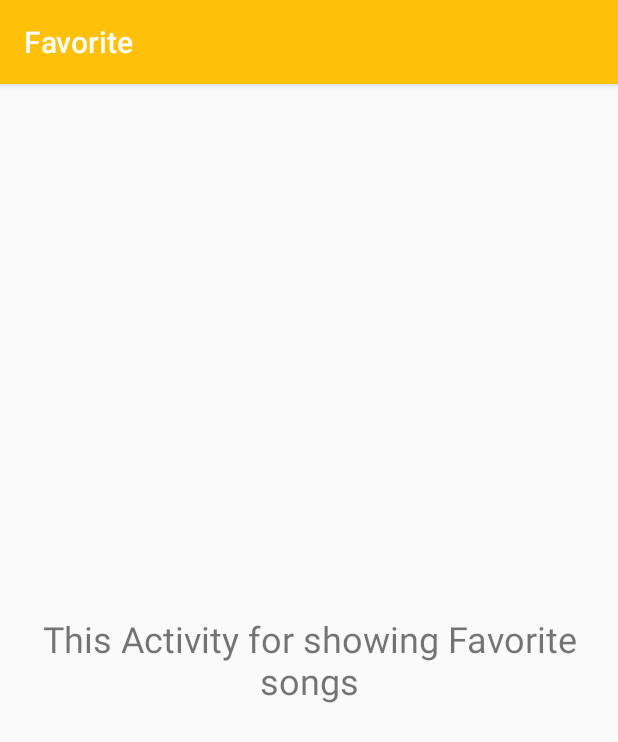
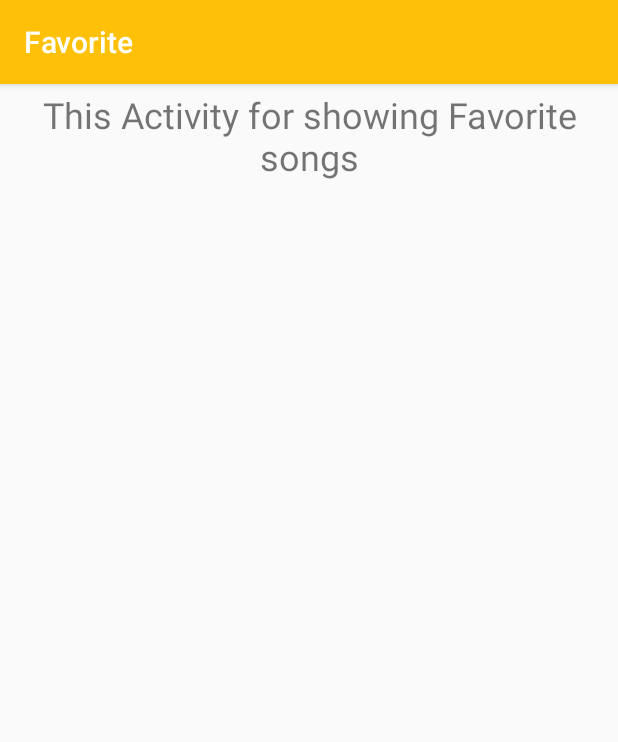
Before and after one commit to muhammad1339/Musicapp, an Android app: the FavoriteActivity screen opened directly, with no data from a screen before it, on a phone screen of 412 x 824 dp. Shown: the top 742 px of the screen. Run offline under Robolectric (Android 15) with nearby library versions, the phone set to English and light mode, and no system bars.

```diff
--- a/app/src/main/java/com/proprog/musicapp/AllSongsActivity.java
+++ b/app/src/main/java/com/proprog/musicapp/AllSongsActivity.java
@@ -1,13 +1,19 @@
 package com.proprog.musicapp;
 
+import android.content.Intent;
 import android.support.v7.app.AppCompatActivity;
 import android.os.Bundle;
+import android.view.View;
+import android.widget.Button;
 
 public class AllSongsActivity extends AppCompatActivity {
+
 
     @Override
     protected void onCreate(Bundle savedInstanceState) {
         super.onCreate(savedInstanceState);
         setContentView(R.layout.activity_all_songs);
+
     }
+
 }
--- a/app/src/main/res/layout/activity_favorite.xml
+++ b/app/src/main/res/layout/activity_favorite.xml
@@ -5,12 +5,16 @@
     android:layout_width="match_parent"
     android:layout_height="match_parent"
     tools:context="com.proprog.musicapp.FavoriteActivity">
+
     <TextView
+        android:id="@+id/desc_favorite_text"
         android:layout_width="wrap_content"
         android:layout_height="wrap_content"
-        android:layout_centerInParent="true"
+        android:layout_centerHorizontal="true"
         android:gravity="center"
         android:padding="4dp"
-        android:textSize="24sp"
-        android:text="@string/favorite_desc_string"/>
+        android:text="@string/favorite_desc_string"
+        android:textSize="24sp" />
+
+
 </RelativeLayout>
```
Also changed, not shown: app/src/main/res/layout/activity_albums.xml (+7 -3 lines), app/src/main/res/layout/activity_all_songs.xml (+7 -3 lines), app/src/main/res/layout/activity_genres.xml (+5 -3 lines), app/src/main/res/layout/activity_main.xml (+2 -6 lines), app/src/main/res/values/styles.xml (+11 -0 lines).
